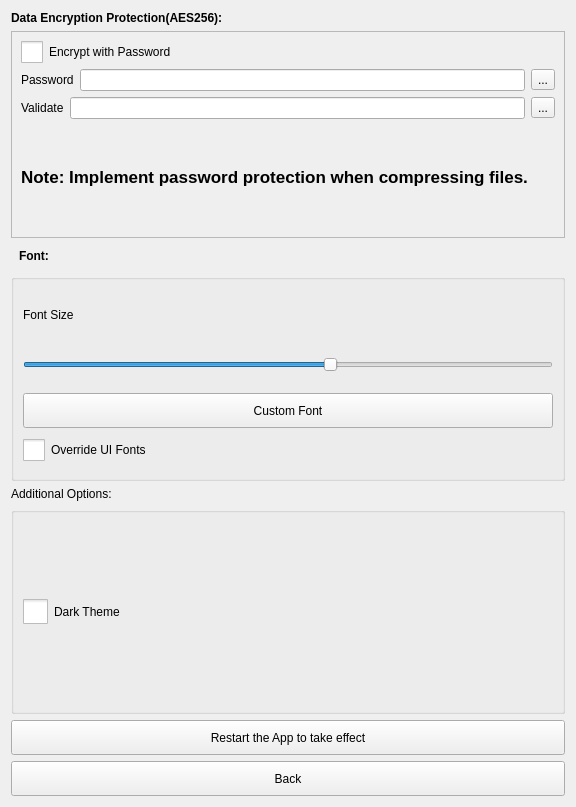
First picture: the form in src/Preferences.ui, repository ic005k/Knot, before the edit.
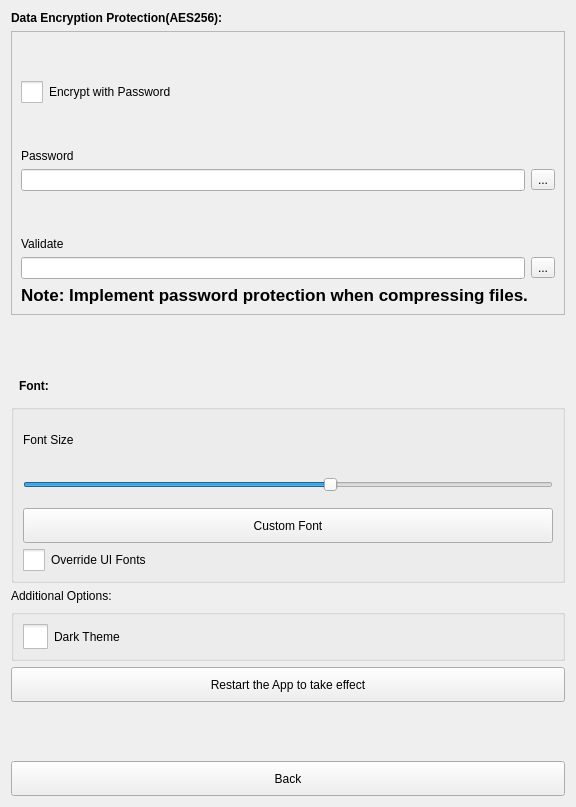
Second picture: the form after the edit. Icons and pictures are not drawn.

```diff
--- a/src/Preferences.ui
+++ b/src/Preferences.ui
@@ -41,6 +41,19 @@
       <enum>QFrame::Shadow::Raised</enum>
      </property>
      <layout class="QVBoxLayout" name="verticalLayout_3">
+      <item>
+       <spacer name="verticalSpacer_4">
+        <property name="orientation">
+         <enum>Qt::Orientation::Vertical</enum>
+        </property>
+        <property name="sizeHint" stdset="0">
+         <size>
+          <width>20</width>
+          <height>40</height>
+         </size>
+        </property>
+       </spacer>
+      </item>
       <item>
        <widget class="QCheckBox" name="chkZip">
         <property name="styleSheet">
@@ -56,7 +69,18 @@
        </widget>
       </item>
       <item>
-       <layout class="QHBoxLayout" name="horizontalLayout">
+       <spacer name="verticalSpacer">
+        <property name="orientation">
+         <enum>Qt::Orientation::Vertical</enum>
+        </property>
+        <property name="sizeHint" stdset="0">
+         <size>
+          <width>20</width>
+          <height>40</height>
+         </size>
+        </property>
+       </spacer>
+      </item>
         <item>
          <widget class="QLabel" name="label_3">
           <property name="text">
@@ -65,6 +89,8 @@
          </widget>
         </item>
         <item>
+       <layout class="QHBoxLayout" name="horizontalLayout">
+        <item>
          <widget class="QLineEdit" name="editPassword"/>
         </item>
         <item>
@@ -77,7 +103,18 @@
        </layout>
       </item>
       <item>
-       <layout class="QHBoxLayout" name="horizontalLayout_2">
+       <spacer name="verticalSpacer_2">
+        <property name="orientation">
+         <enum>Qt::Orientation::Vertical</enum>
+        </property>
+        <property name="sizeHint" stdset="0">
+         <size>
+          <width>20</width>
+          <height>40</height>
+         </size>
+        </property>
+       </spacer>
+      </item>
         <item>
          <widget class="QLabel" name="label_4">
           <property name="text">
@@ -86,6 +123,8 @@
          </widget>
         </item>
         <item>
+       <layout class="QHBoxLayout" name="horizontalLayout_2">
+        <item>
          <widget class="QLineEdit" name="editValidate"/>
         </item>
         <item>
@@ -113,6 +152,19 @@
      </layout>
     </widget>
    </item>
+   <item>
+    <spacer name="verticalSpacer_3">
+     <property name="orientation">
+      <enum>Qt::Orientation::Vertical</enum>
+     </property>
+     <property name="sizeHint" stdset="0">
+      <size>
+       <width>20</width>
+       <height>40</height>
+      </size>
+     </property>
+    </spacer>
+   </item>
    <item>
     <widget class="QLabel" name="lbl1">
      <property name="sizePolicy">
@@ -312,6 +364,19 @@
      </property>
     </widget>
    </item>
+   <item>
+    <spacer name="verticalSpacer_5">
+     <property name="orientation">
+      <enum>Qt::Orientation::Vertical</enum>
+     </property>
+     <property name="sizeHint" stdset="0">
+      <size>
+       <width>20</width>
+       <height>40</height>
+      </size>
+     </property>
+    </spacer>
+   </item>
    <item>
     <widget class="QToolButton" name="btnBack">
      <property name="sizePolicy">
```
Lines whose indentation alone changed are shown as unchanged.
